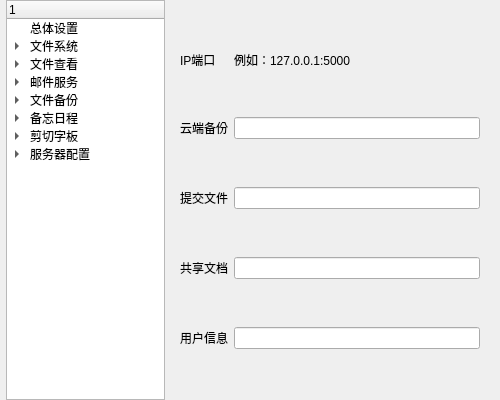
Old version of the form Setting/ui/Setting.ui in the repository 3548848289/UniFileHub.
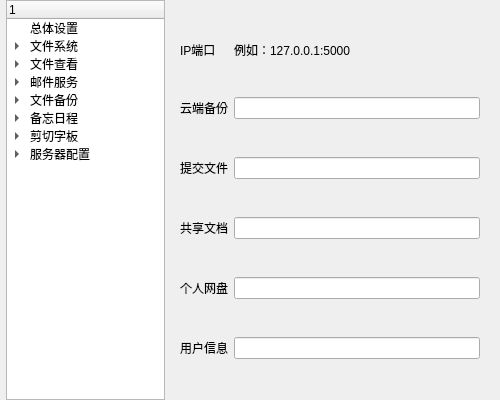
New version of the form. The open tabs and pages were chosen to show the change. Icons and pictures are not drawn.

```diff
--- a/Setting/ui/Setting.ui
+++ b/Setting/ui/Setting.ui
@@ -537,7 +537,7 @@
          </property>
         </widget>
        </item>
-       <item row="4" column="0">
+       <item row="5" column="0">
         <widget class="QLabel" name="server_confi_label6">
          <property name="text">
           <string>用户信息</string>
@@ -554,7 +554,7 @@
          </property>
         </widget>
        </item>
-       <item row="4" column="2">
+       <item row="5" column="2">
         <widget class="QLineEdit" name="server_config_lineEdit4"/>
        </item>
        <item row="1" column="0">
@@ -583,6 +583,16 @@
        <item row="2" column="2">
         <widget class="QLineEdit" name="server_config_lineEdit2"/>
        </item>
+       <item row="4" column="0">
+        <widget class="QLabel" name="server_config_label6">
+         <property name="text">
+          <string>个人网盘</string>
+         </property>
+        </widget>
+       </item>
+       <item row="4" column="2">
+        <widget class="QLineEdit" name="server_config_lineEdit5"/>
+       </item>
       </layout>
      </widget>
     </widget>
```
